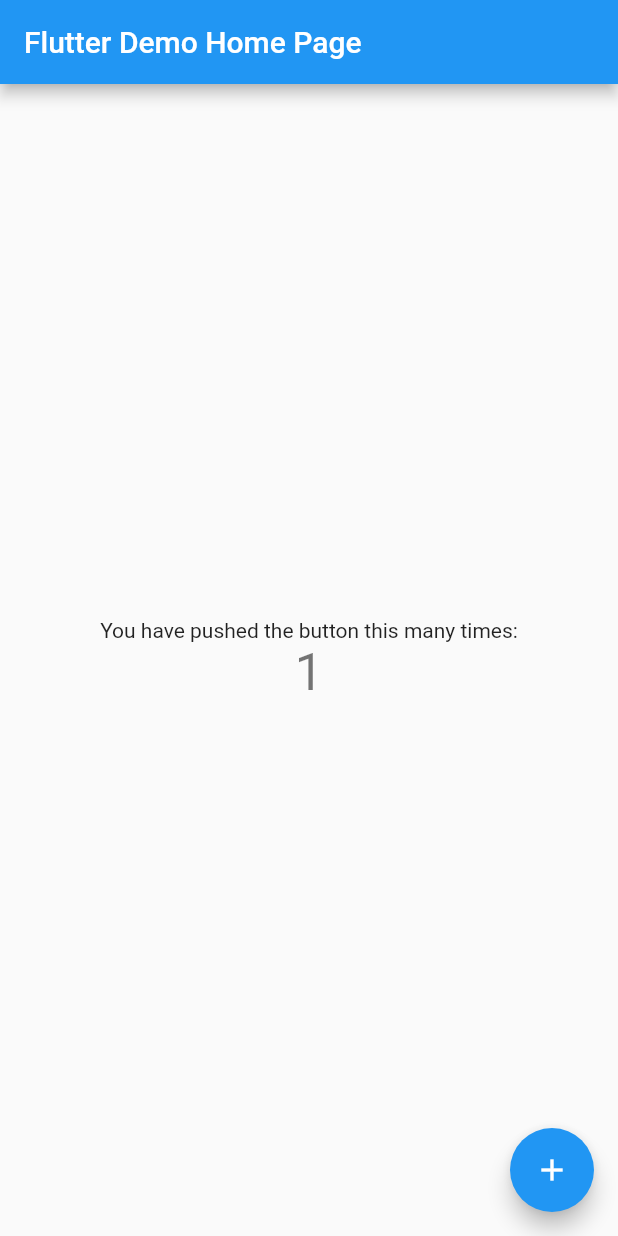
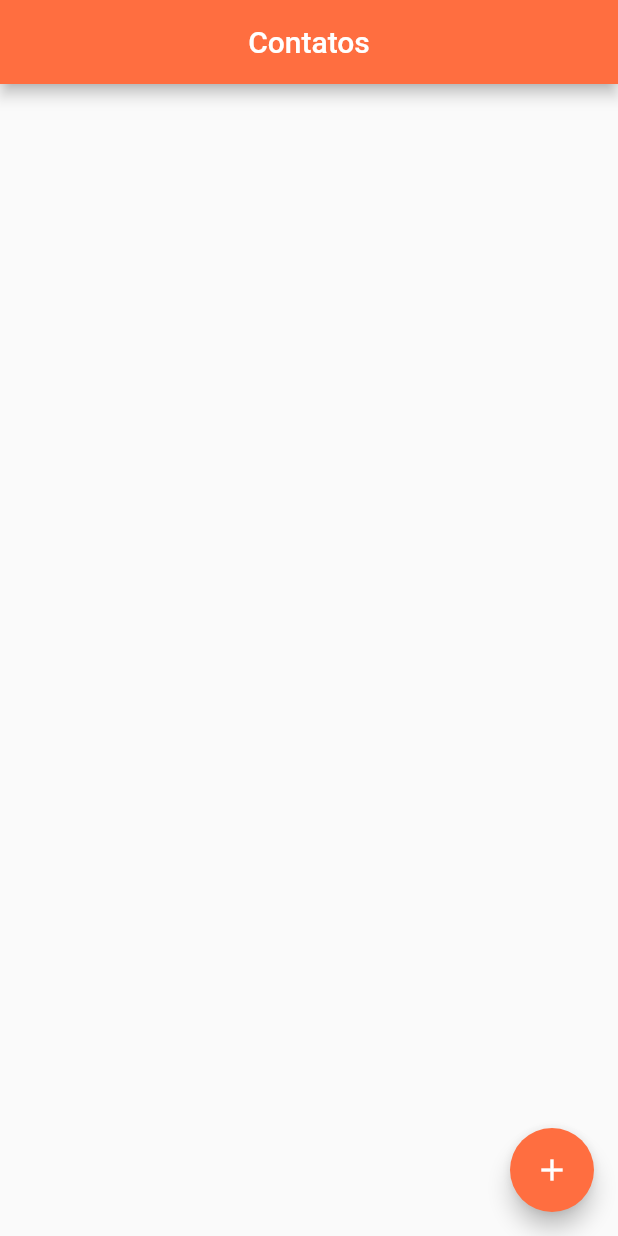
Before and after one commit to ronannc/Agenda_Contatos, a Flutter app: the screen it shows after launch, after a tap on the "add" icon, on a phone screen of 412 x 824 dp. Run offline on Flutter 3.47's test engine with Material 2 defaults, Android fonts, the light colour scheme and no system bars; our stand-ins replace sqflite; accounts and stored records are empty.

Commit message:
Criação de banco e funções do crud

```diff
--- /dev/null
+++ b/lib/helpers/contact_helper.dart
@@ -0,0 +1,126 @@
+import 'package:sqflite/sqflite.dart';
+import 'package:path/path.dart';
+
+const String contactTable = 'contactTable';
+const String idColumn = 'idColumn';
+const String nameColumn = 'nameColumn';
+const String emailColumn = 'emailColumn';
+const String phoneColumn = 'phoneColumn';
+const String imgColumn = 'imgColumn';
+
+class ContactHelper {
+  static final ContactHelper _instance = ContactHelper.internal();
+
+  factory ContactHelper() => _instance;
+
+  ContactHelper.internal();
+
+  late Database _db;
+
+  Future<Database> get db async {
+
+      _db = await initDb();
+      return _db;
+
+  }
+
+  Future<Database> initDb() async {
+    final databasesPath = await getDatabasesPath();
+    final path = join(databasesPath, 'contacts.db');
+
+    return await openDatabase(path, version: 1,
+        onCreate: (Database db, int newVersion) async {
+      await db.execute(
+          "CREATE TABLE $contactTable($idColumn INTEGER PRIMARY KEY, $nameColumn TEXT, $emailColumn TEXT, $phoneColumn TEXT, $imgColumn TEXT)");
+    });
+  }
+
+  Future<Contact> saveContact(Contact contact) async {
+    Database dbContact = await db;
+    contact.id = await dbContact.insert(contactTable, contact.toMap());
+    return contact;
+  }
+
+  Future<Contact?> getContact(int id) async {
+    Database dbContact = await db;
+    List<Map> maps = await dbContact.query(contactTable,
+        columns: [idColumn, nameColumn, emailColumn, phoneColumn, imgColumn],
+        where: '$idColumn = ?',
+        whereArgs: [id]);
+    if (maps.isNotEmpty) {
+      return Contact.fromMap(maps.first);
+    } else {
+      return null;
+    }
+  }
+
+  Future<int> deleteContact(int id) async {
+    Database dbContact = await db;
+    return dbContact
+        .delete(contactTable, where: '$idColumn = ?', whereArgs: [id]);
+  }
+
+  Future<int> updateContact(Contact contact) async {
+    Database dbContact = await db;
+    return await dbContact.update(contactTable, contact.toMap(),
+        where: '$idColumn = ?', whereArgs: [contact.id]);
+  }
+
+  Future<List<Contact>> getAllContacts() async {
+    Database dbContact = await db;
+    List listMap = await dbContact.rawQuery('SELECT * FROM $contactTable');
+    List<Contact> listContact = [];
+    for (Map m in listMap) {
+      listContact.add(Contact.fromMap(m));
+    }
+
+    return listContact;
+  }
+
+  Future<int?> getNumber() async {
+    Database dbContact = await db;
+    return Sqflite.firstIntValue(
+        await dbContact.rawQuery('SELECT COUNT(*) FROM $contactTable'));
+  }
+
+  Future close() async {
+    Database dbContact = await db;
+    dbContact.close();
+  }
+}
+
+class Contact {
+  Contact({this.id, required this.name, required this.phone, required this.email, this.img});
+
+  int? id;
+  late String name;
+  late String email;
+  late String phone;
+  String? img;
+
+  Contact.fromMap(Map map) {
+    id = map[idColumn];
+    name = map[nameColumn];
+    email = map[emailColumn];
+    phone = map[phoneColumn];
+    img = map[imgColumn];
+  }
+
+  Map<String, dynamic> toMap() {
+    Map<String, dynamic> map = {
+      nameColumn: name,
+      emailColumn: email,
+      phoneColumn: phone,
+      imgColumn: img
+    };
+    if (id != null) {
+      map[idColumn] = id;
+    }
+    return map;
+  }
+
+  @override
+  String toString() {
+    return "Contact(id: $id, name: $name, email: $email, phone: $phone, img: $img)";
+  }
+}
--- a/lib/main.dart
+++ b/lib/main.dart
@@ -1,115 +1,8 @@
+import 'package:agenda_contatos/ui/home_page.dart';
 import 'package:flutter/material.dart';
 
 void main() {
-  runApp(const MyApp());
+  runApp(const MaterialApp(
+    home: HomePage(),
+  ));
 }
-
-class MyApp extends StatelessWidget {
-  const MyApp({super.key});
-
-  // This widget is the root of your application.
-  @override
-  Widget build(BuildContext context) {
-    return MaterialApp(
-      title: 'Flutter Demo',
-      theme: ThemeData(
-        // This is the theme of your application.
-        //
-        // Try running your application with "flutter run". You'll see the
-        // application has a blue toolbar. Then, without quitting the app, try
-        // changing the primarySwatch below to Colors.green and then invoke
-        // "hot reload" (press "r" in the console where you ran "flutter run",
-        // or simply save your changes to "hot reload" in a Flutter IDE).
-        // Notice that the counter didn't reset back to zero; the application
-        // is not restarted.
-        primarySwatch: Colors.blue,
-      ),
-      home: const MyHomePage(title: 'Flutter Demo Home Page'),
-    );
-  }
-}
-
-class MyHomePage extends StatefulWidget {
-  const MyHomePage({super.key, required this.title});
-
-  // This widget is the home page of your application. It is stateful, meaning
-  // that it has a State object (defined below) that contains fields that affect
-  // how it looks.
-
-  // This class is the configuration for the state. It holds the values (in this
-  // case the title) provided by the parent (in this case the App widget) and
-  // used by the build method of the State. Fields in a Widget subclass are
-  // always marked "final".
-
-  final String title;
-
-  @override
-  State<MyHomePage> createState() => _MyHomePageState();
-}
-
-class _MyHomePageState extends State<MyHomePage> {
-  int _counter = 0;
-
-  void _incrementCounter() {
-    setState(() {
-      // This call to setState tells the Flutter framework that something has
-      // changed in this State, which causes it to rerun the build method below
-      // so that the display can reflect the updated values. If we changed
-      // _counter without calling setState(), then the build method would not be
-      // called again, and so nothing would appear to happen.
-      _counter++;
-    });
-  }
-
-  @override
-  Widget build(BuildContext context) {
-    // This method is rerun every time setState is called, for instance as done
-    // by the _incrementCounter method above.
-    //
-    // The Flutter framework has been optimized to make rerunning build methods
-    // fast, so that you can just rebuild anything that needs updating rather
-    // than having to individually change instances of widgets.
-    return Scaffold(
-      appBar: AppBar(
-        // Here we take the value from the MyHomePage object that was created by
-        // the App.build method, and use it to set our appbar title.
-        title: Text(widget.title),
-      ),
-      body: Center(
-        // Center is a layout widget. It takes a single child and positions it
-        // in the middle of the parent.
-        child: Column(
-          // Column is also a layout widget. It takes a list of children and
-          // arranges them vertically. By default, it sizes itself to fit its
-          // children horizontally, and tries to be as tall as its parent.
-          //
-          // Invoke "debug painting" (press "p" in the console, choose the
-          // "Toggle Debug Paint" action from the Flutter Inspector in Android
-          // Studio, or the "Toggle Debug Paint" command in Visual Studio Code)
-          // to see the wireframe for each widget.
-          //
-          // Column has various properties to control how it sizes itself and
-          // how it positions its children. Here we use mainAxisAlignment to
-          // center the children vertically; the main axis here is the vertical
-          // axis because Columns are vertical (the cross axis would be
-          // horizontal).
-          mainAxisAlignment: MainAxisAlignment.center,
-          children: <Widget>[
-            const Text(
-              'You have pushed the button this many times:',
-            ),
-            Text(
-              '$_counter',
-              style: Theme.of(context).textTheme.headlineMedium,
-            ),
-          ],
-        ),
-      ),
-      floatingActionButton: FloatingActionButton(
-        onPressed: _incrementCounter,
-        tooltip: 'Increment',
-        child: const Icon(Icons.add),
-      ), // This trailing comma makes auto-formatting nicer for build methods.
-    );
-  }
-}
--- /dev/null
+++ b/lib/ui/home_page.dart
@@ -0,0 +1,54 @@
+import 'package:agenda_contatos/components/card_list_component.dart';
+import 'package:agenda_contatos/helpers/contact_helper.dart';
+import 'package:flutter/cupertino.dart';
+import 'package:flutter/material.dart';
+
+class HomePage extends StatefulWidget {
+  const HomePage({super.key});
+
+  @override
+  State<HomePage> createState() => _HomePageState();
+}
+
+class _HomePageState extends State<HomePage> {
+  ContactHelper contactHelper = ContactHelper();
+  List<Contact> contacts =[];
+
+  @override
+  void initState() {
+    super.initState();
+
+    contactHelper.saveContact(Contact(name: 'Ronan', phone: '23423424', email: 'email'));
+  }
+
+  @override
+  Widget build(BuildContext context) {
+    return Scaffold(
+      appBar: AppBar(
+        backgroundColor: Colors.deepOrangeAccent,
+        centerTitle: true,
+        title: const Text('Contatos'),
+      ),
+      floatingActionButton: FloatingActionButton(
+        onPressed: () {},
+        backgroundColor: Colors.deepOrangeAccent,
+        child: const Icon(Icons.add),
+      ),
+      body: Column(
+        mainAxisSize: MainAxisSize.min,
+        children: [
+          Flexible(
+            child: ListView(
+              shrinkWrap: true,
+              padding: const EdgeInsets.all(10),
+                children: [
+                  for(Contact contact in contacts)
+                    CardListComponent(contact: contact),
+                ],
+            ),
+          ),
+        ],
+      ),
+    );
+  }
+}
--- a/pubspec.yaml
+++ b/pubspec.yaml
@@ -35,6 +35,9 @@
   # The following adds the Cupertino Icons font to your application.
   # Use with the CupertinoIcons class for iOS style icons.
   cupertino_icons: ^1.0.2
+  sqflite: 2.2.8+4
+  url_launcher: 6.1.11
+  image_picker: 1.0.1
 
 dev_dependencies:
   flutter_test:
@@ -62,6 +65,8 @@
   # assets:
   #   - images/a_dot_burr.jpeg
   #   - images/a_dot_ham.jpeg
+  assets:
+    - images/no_image.jpg
 
   # An image asset can refer to one or more resolution-specific "variants", see
   # https://flutter.dev/assets-and-images/#resolution-aware
```
Also changed, not shown: lib/components/card_list_component.dart (added, +37 -0 lines), images/no_image.jpg (added), pubspec.lock, 5 other files.
